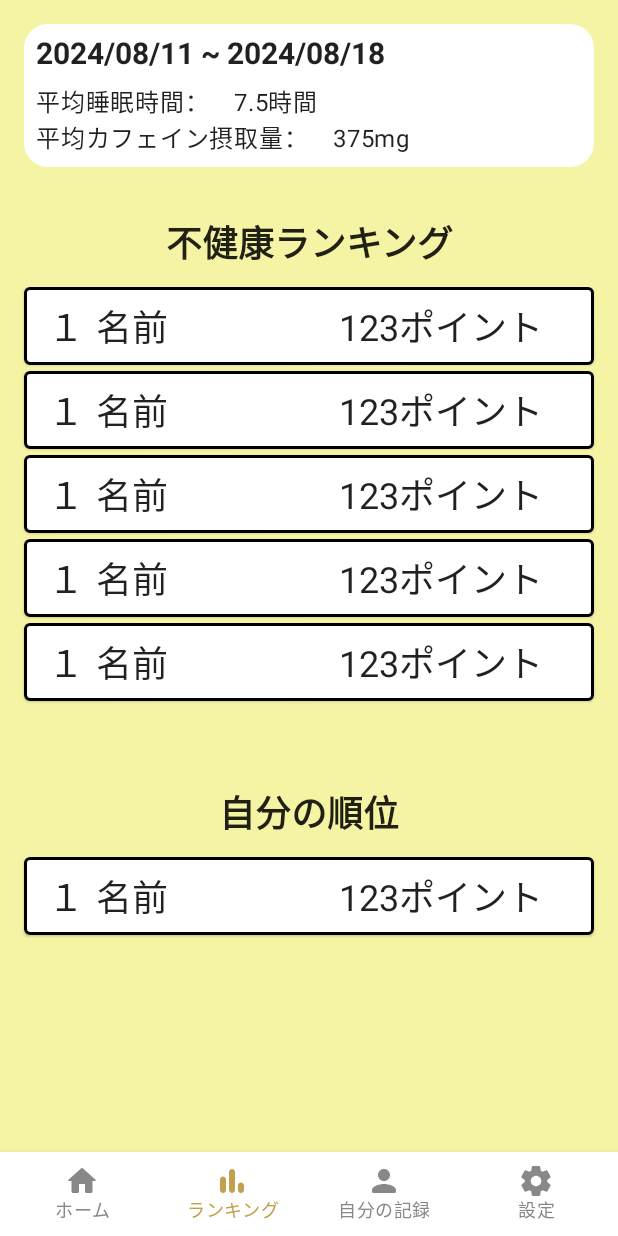
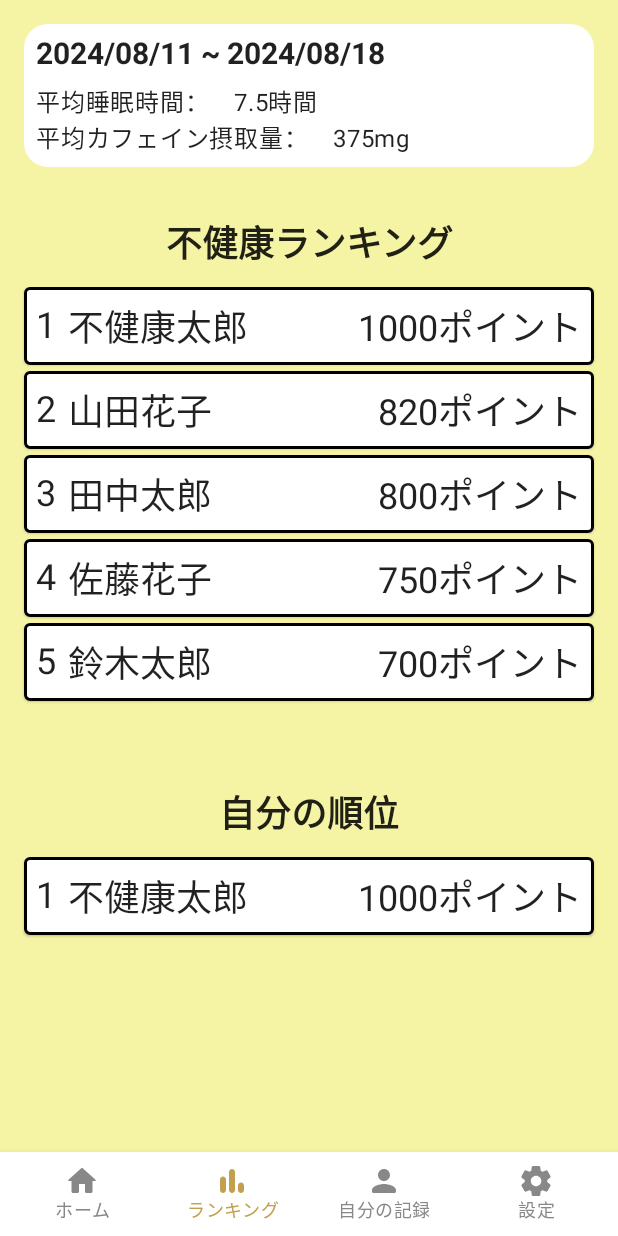
Before and after one commit to GEEKCAMP-Vol12/GEEKCAMP_Vol.12, an Android app built with Jetpack Compose: the screen it shows after launch (MainActivity), item 2 of the bottom bar chosen, on a phone screen of 412 x 824 dp. Run offline under Robolectric (Android 15) with nearby library versions, the phone set to English and light mode, and no system bars; our stand-ins replace Compose Multiplatform resources; 1 statement that could not run was skipped.

Commit message:
デモデータ

```diff
--- a/client/composeApp/src/commonMain/kotlin/screen/RankingScreen.kt
+++ b/client/composeApp/src/commonMain/kotlin/screen/RankingScreen.kt
@@ -15,17 +15,14 @@ import androidx.compose.foundation.rememberScrollState
 import androidx.compose.foundation.shape.RoundedCornerShape
 import androidx.compose.foundation.verticalScroll
 import androidx.compose.material.Card
-import androidx.compose.material.ListItem
 import androidx.compose.material.Scaffold
 import androidx.compose.material.Text
 import androidx.compose.runtime.Composable
-import androidx.compose.runtime.remember
 import androidx.compose.ui.Alignment
 import androidx.compose.ui.Modifier
 import androidx.compose.ui.draw.clip
 import androidx.compose.ui.graphics.Color
 import androidx.compose.ui.text.TextStyle
-import androidx.compose.ui.text.font.FontStyle
 import androidx.compose.ui.text.font.FontWeight
 import androidx.compose.ui.text.style.TextAlign
 import androidx.compose.ui.unit.dp
@@ -82,8 +79,8 @@ fun RankingScreen(
                 style = TextStyle(fontWeight = FontWeight.Bold, fontSize = 24.sp))
 
             LazyColumn(modifier = Modifier.padding(bottom = 32.dp).height(300.dp)) {
-                items(listOf("1","2","3","4","5")){
-                    RankingItem()
+                items(demoRankingData){
+                    RankingItem(it.rank, it.name, it.point)
                 }
             }
             Text("自分の順位",
@@ -91,19 +88,56 @@ fun RankingScreen(
                 modifier = Modifier.fillMaxWidth().padding(bottom = 12.dp),
                 style = TextStyle(fontWeight = FontWeight.Bold, fontSize = 24.sp)
             )
-            RankingItem()
+            RankingItem(1, "不健康太郎", 1000)
         }
     }
 }
 
+data class RankingData(
+    val rank: Int,
+    val name: String,
+    val point: Int
+)
+
+val demoRankingData = listOf(
+    RankingData(
+        rank = 1,
+        name = "不健康太郎",
+        point = 1000
+    ),
+    RankingData(
+        rank = 2,
+        name = "山田花子",
+        point = 820
+    ),
+    RankingData(
+        rank = 3,
+        name = "田中太郎",
+        point = 800
+    ),
+    RankingData(
+        rank = 4,
+        name = "佐藤花子",
+        point = 750
+    ),
+    RankingData(
+        rank = 5,
+        name = "鈴木太郎",
+        point = 700
+    )
+)
+
 @Composable
-fun RankingItem() {
+fun RankingItem(rank: Int, name: String, point: Int) {
     Card(border = BorderStroke(width = 2.dp, color = Color.Black), modifier = Modifier.padding(bottom = 4.dp))
     {
-        Row(modifier = Modifier.padding(8.dp)){
-            Text("１", modifier = Modifier.weight(1f),style = TextStyle(fontSize = 24.sp), textAlign = TextAlign.Center)
-            Text("名前", modifier = Modifier.weight(4f),style = TextStyle(fontSize = 24.sp))
-            Text("123ポイント",modifier = Modifier.weight(4f),style = TextStyle(fontSize = 24.sp))
+        Row(
+            modifier = Modifier.padding(8.dp),
+            verticalAlignment = Alignment.CenterVertically,
+        ){
+            Text("$rank", modifier = Modifier.padding(end = 8.dp),style = TextStyle(fontSize = 24.sp), textAlign = TextAlign.Center)
+            Text(name, modifier = Modifier.weight(1f),style = TextStyle(fontSize = 24.sp))
+            Text("${point}ポイント",modifier = Modifier,style = TextStyle(fontSize = 24.sp))
         }
     }
 }
```
